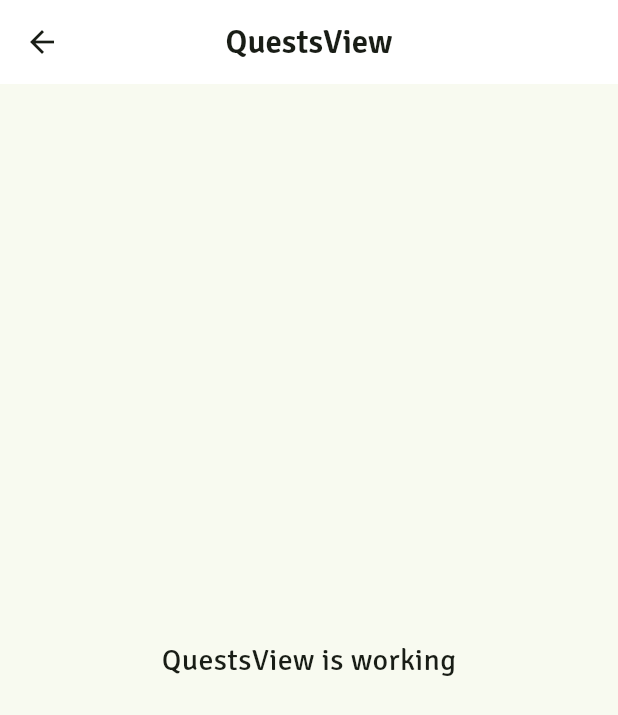
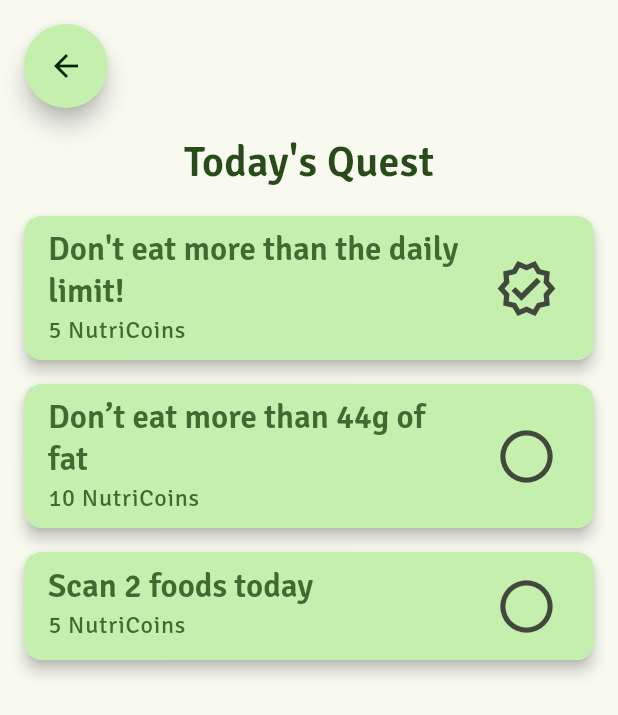
Before and after one commit to Xrayya/Nutri-Byte, a Flutter app: the screen it shows once a user with an empty profile is signed in, after a tap on the "checklist" icon, on a phone screen of 412 x 824 dp. Shown: the top 715 px of the screen. Run offline on Flutter 3.47's test engine with Material 3 defaults, Android fonts, the phone set to English and light mode, and no system bars; our stand-ins replace camera, cloud_firestore, firebase_auth, firebase_core, flutter_svg, form_validator and 6 more; missing offline and left inert: dart:ffi, flutter_tflite, gradient_progress_bar; accounts and stored records are empty.

Commit message:
feat: slice quest page

```diff
--- /dev/null
+++ b/frontend/lib/app/data/models/quest.dart
@@ -0,0 +1,11 @@
+class Quest {
+  Quest({
+    required this.title,
+    required this.coin,
+    required this.completed,
+  });
+
+  String title;
+  int coin;
+  bool completed;
+}
--- a/frontend/lib/app/modules/home/quests/controllers/quests_controller.dart
+++ b/frontend/lib/app/modules/home/quests/controllers/quests_controller.dart
@@ -1,9 +1,9 @@
 import 'package:get/get.dart';
+import 'package:nutri_byte/app/data/models/quest.dart';
 
 class QuestsController extends GetxController {
-  //TODO: Implement QuestsController
+  RxList<Quest> quests = RxList<Quest>();
 
-  final count = 0.obs;
   @override
   void onInit() {
     super.onInit();
@@ -12,12 +12,27 @@ class QuestsController extends GetxController {
   @override
   void onReady() {
     super.onReady();
+    quests([
+      Quest(
+        title: "Don't eat more than the daily limit!",
+        coin: 5,
+        completed: true,
+      ),
+      Quest(
+        title: "Don’t eat more than 44g of fat",
+        coin: 10,
+        completed: false,
+      ),
+      Quest(
+        title: "Scan 2 foods today",
+        coin: 5,
+        completed: false,
+      )
+    ]);
   }
 
   @override
   void onClose() {
     super.onClose();
   }
-
-  void increment() => count.value++;
 }
--- a/frontend/lib/app/modules/home/quests/views/quests_view.dart
+++ b/frontend/lib/app/modules/home/quests/views/quests_view.dart
@@ -1,6 +1,7 @@
 import 'package:flutter/material.dart';
 
 import 'package:get/get.dart';
+import 'package:nutri_byte/app/widgets/nutribyte_back_button.dart';
 
 import '../controllers/quests_controller.dart';
 
@@ -9,14 +10,50 @@ class QuestsView extends GetView<QuestsController> {
   @override
   Widget build(BuildContext context) {
     return Scaffold(
-      appBar: AppBar(
-        title: const Text('QuestsView'),
-        centerTitle: true,
-      ),
-      body: const Center(
-        child: Text(
-          'QuestsView is working',
-          style: TextStyle(fontSize: 20),
+      body: SafeArea(
+        child: Column(
+          children: [
+            const NutriByteBackButton(),
+            const Text(
+              "Today's Quest",
+              style: TextStyle(
+                color: Color(0xFF294B19),
+                fontWeight: FontWeight.w600,
+                fontSize: 28,
+              ),
+            ),
+            Obx(
+              () => Column(
+                children: controller.quests
+                    .toList()
+                    .map((quest) => Card(
+                          margin: EdgeInsets.fromLTRB(16, 16, 16, 0),
+                          clipBehavior: Clip.hardEdge,
+                          elevation: 4,
+                          child: ListTile(
+                            title: Text(
+                              quest.title,
+                              style: Get.textTheme.titleLarge!.copyWith(
+                                color: Get.theme.colorScheme.primary,
+                              ),
+                            ),
+                            subtitle: Text(
+                              "${quest.coin} NutriCoins",
+                              style: Get.textTheme.bodyLarge!.copyWith(
+                                color: Get.theme.colorScheme.primary,
+                              ),
+                            ),
+                            // TODO: find the correct icon
+                            trailing: Icon( quest.completed ? Icons.verified_outlined : Icons.radio_button_off_outlined,
+                              size: 42,
+                            ),
+                            tileColor: Get.theme.colorScheme.primaryContainer,
+                          ),
+                        ))
+                    .toList(),
+              ),
+            )
+          ],
         ),
       ),
     );
```
